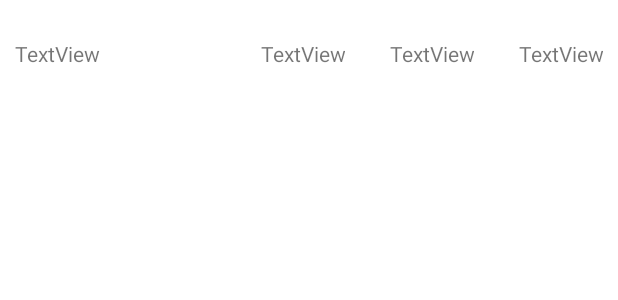
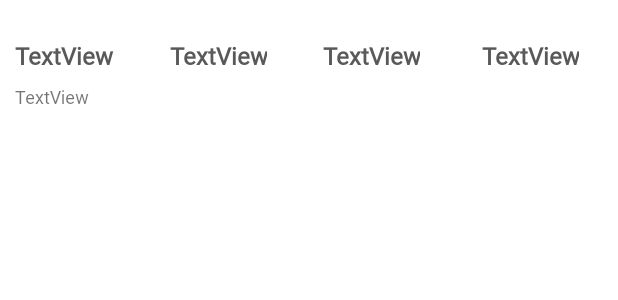
Before and after one commit to starikcetin/ctis487-term-project, an Android app: the layout recycler_item.xml on its own in the app's theme, with its tools: preview values and no code run, on a phone screen of 412 x 824 dp. Shown: the top 300 px of the screen. Run offline under Robolectric (Android 15) with nearby library versions, the phone set to English and light mode, and no system bars.

Commit message:
formatting done

```diff
--- a/GuessTheNumber/app/src/main/java/com/starikcetin/ctis487/guessthenumber/HighscoreRecyclerViewAdapter.java
+++ b/GuessTheNumber/app/src/main/java/com/starikcetin/ctis487/guessthenumber/HighscoreRecyclerViewAdapter.java
@@ -41,6 +41,8 @@ public class HighscoreRecyclerViewAdapter extends RecyclerView.Adapter<Highscore
         myRecyclerViewItemHolder.scoreTv.setText(hs.getScore() + "");
         myRecyclerViewItemHolder.guessesTv.setText(hs.getGuessCount() + "");
         myRecyclerViewItemHolder.playtimeTv.setText(hs.getPlayTime() + "");
+        myRecyclerViewItemHolder.timestampTv.setText(Highscore.formatter.format(hs.getTimestamp()) + "");
+
 
         myRecyclerViewItemHolder.parentLayout.setOnClickListener(new View.OnClickListener() {
             @Override
@@ -58,7 +60,7 @@ public class HighscoreRecyclerViewAdapter extends RecyclerView.Adapter<Highscore
     }
 
     class MyRecyclerViewItemHolder extends RecyclerView.ViewHolder {
-        TextView digitsTv, guessesTv, scoreTv, playtimeTv;
+        TextView digitsTv, guessesTv, scoreTv, playtimeTv, timestampTv;
         ConstraintLayout parentLayout;
 
         public MyRecyclerViewItemHolder(@NonNull View itemView) {
@@ -67,6 +69,7 @@ public class HighscoreRecyclerViewAdapter extends RecyclerView.Adapter<Highscore
             guessesTv = itemView.findViewById(R.id.guessesTv);
             scoreTv = itemView.findViewById(R.id.scoreTv);
             playtimeTv = itemView.findViewById(R.id.playtimeTv);
+            timestampTv = itemView.findViewById(R.id.timestampTv);
             parentLayout = itemView.findViewById(R.id.itemConstraintLayout);
         }
     }
--- a/GuessTheNumber/app/src/main/res/layout/recycler_item.xml
+++ b/GuessTheNumber/app/src/main/res/layout/recycler_item.xml
@@ -16,6 +16,9 @@
         android:layout_marginEnd="16dp"
         android:layout_marginBottom="16dp"
         android:text="TextView"
+        android:textColor="@color/gray"
+        android:textSize="16sp"
+        android:textStyle="bold"
         app:layout_constraintBottom_toBottomOf="parent"
         app:layout_constraintEnd_toStartOf="@+id/digitsTv"
         app:layout_constraintHorizontal_bias="0.0"
@@ -28,16 +31,37 @@
         android:layout_width="70dp"
         android:layout_height="wrap_content"
         android:layout_marginTop="16dp"
-        android:layout_marginEnd="16dp"
+        android:layout_marginEnd="32dp"
         android:layout_marginBottom="16dp"
         android:gravity="right"
         android:text="TextView"
+        android:textColor="@color/gray"
+        android:textSize="16sp"
+        android:textStyle="bold"
         app:layout_constraintBottom_toBottomOf="parent"
         app:layout_constraintEnd_toStartOf="@+id/guessesTv"
-        app:layout_constraintTop_toTopOf="parent" />
+        app:layout_constraintTop_toTopOf="parent"
+        app:layout_constraintVertical_bias="0.0" />
 
     <TextView
         android:id="@+id/guessesTv"
+        android:layout_width="70dp"
+        android:layout_height="wrap_content"
+        android:layout_marginTop="16dp"
+        android:layout_marginEnd="36dp"
+        android:layout_marginBottom="16dp"
+        android:gravity="right"
+        android:text="TextView"
+        android:textColor="@color/gray"
+        android:textSize="16sp"
+        android:textStyle="bold"
+        app:layout_constraintBottom_toBottomOf="parent"
+        app:layout_constraintEnd_toStartOf="@+id/playtimeTv"
+        app:layout_constraintTop_toTopOf="parent"
+        app:layout_constraintVertical_bias="0.0" />
+
+    <TextView
+        android:id="@+id/playtimeTv"
         android:layout_width="70dp"
         android:layout_height="wrap_content"
         android:layout_marginTop="16dp"
@@ -45,21 +69,27 @@
         android:layout_marginBottom="16dp"
         android:gravity="right"
         android:text="TextView"
-        app:layout_constraintBottom_toBottomOf="parent"
-        app:layout_constraintEnd_toStartOf="@+id/playtimeTv"
-        app:layout_constraintTop_toTopOf="parent" />
-
-    <TextView
-        android:id="@+id/playtimeTv"
-        android:layout_width="70dp"
-        android:layout_height="wrap_content"
-        android:layout_marginTop="16dp"
-        android:layout_marginBottom="16dp"
-        android:gravity="right"
-        android:text="TextView"
+        android:textColor="@color/gray"
+        android:textSize="16sp"
+        android:textStyle="bold"
         app:layout_constraintBottom_toBottomOf="parent"
         app:layout_constraintEnd_toEndOf="parent"
         app:layout_constraintTop_toTopOf="parent"
         app:layout_constraintVertical_bias="0.0" />
 
+    <TextView
+        android:id="@+id/timestampTv"
+        android:layout_width="wrap_content"
+        android:layout_height="wrap_content"
+        android:layout_marginTop="8dp"
+        android:layout_marginEnd="8dp"
+        android:text="TextView"
+        android:textSize="12sp"
+        app:layout_constraintBottom_toBottomOf="parent"
+        app:layout_constraintEnd_toEndOf="parent"
+        app:layout_constraintHorizontal_bias="0.0"
+        app:layout_constraintStart_toStartOf="parent"
+        app:layout_constraintTop_toBottomOf="@+id/scoreTv"
+        app:layout_constraintVertical_bias="0.0" />
+
 </androidx.constraintlayout.widget.ConstraintLayout>
--- a/GuessTheNumber/app/src/main/res/values-night/themes.xml
+++ b/GuessTheNumber/app/src/main/res/values-night/themes.xml
@@ -2,15 +2,7 @@
     <!-- Base application theme. -->
     <style name="Theme.GuessTheNumber" parent="Theme.MaterialComponents.DayNight.DarkActionBar">
         <!-- Primary brand color. -->
-        <item name="colorPrimary">@color/purple_200</item>
-        <item name="colorPrimaryVariant">@color/purple_700</item>
-        <item name="colorOnPrimary">@color/black</item>
-        <!-- Secondary brand color. -->
-        <item name="colorSecondary">@color/teal_200</item>
-        <item name="colorSecondaryVariant">@color/teal_200</item>
-        <item name="colorOnSecondary">@color/black</item>
-        <!-- Status bar color. -->
-        <item name="android:statusBarColor" tools:targetApi="l">?attr/colorPrimaryVariant</item>
-        <!-- Customize your theme here. -->
+        <item name="android:fontFamily">@font/poppins</item>
+        <item name="colorPrimary">@color/black</item>
     </style>
 </resources>
--- a/GuessTheNumber/app/src/main/res/values/colors.xml
+++ b/GuessTheNumber/app/src/main/res/values/colors.xml
@@ -7,4 +7,5 @@
     <color name="teal_700">#FF018786</color>
     <color name="black">#FF000000</color>
     <color name="white">#FFFFFFFF</color>
+    <color name="gray">#595959</color>
 </resources>
--- a/GuessTheNumber/app/src/main/res/values/themes.xml
+++ b/GuessTheNumber/app/src/main/res/values/themes.xml
@@ -2,15 +2,7 @@
     <!-- Base application theme. -->
     <style name="Theme.GuessTheNumber" parent="Theme.MaterialComponents.DayNight.DarkActionBar">
         <!-- Primary brand color. -->
-        <item name="colorPrimary">@color/purple_500</item>
-        <item name="colorPrimaryVariant">@color/purple_700</item>
-        <item name="colorOnPrimary">@color/white</item>
-        <!-- Secondary brand color. -->
-        <item name="colorSecondary">@color/teal_200</item>
-        <item name="colorSecondaryVariant">@color/teal_700</item>
-        <item name="colorOnSecondary">@color/black</item>
-        <!-- Status bar color. -->
-        <item name="android:statusBarColor" tools:targetApi="l">?attr/colorPrimaryVariant</item>
-        <!-- Customize your theme here. -->
+        <item name="android:fontFamily">@font/poppins</item>
+        <item name="colorPrimary">@color/black</item>
     </style>
 </resources>
```
Also changed, not shown: GuessTheNumber/app/src/main/res/layout/activity_highscores.xml (+23 -16 lines), GuessTheNumber/app/src/main/res/layout/activity_main.xml (+41 -22 lines).
